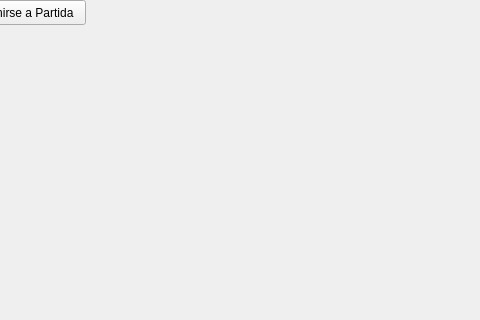
Old version of the form Client/src/Initiator/mainwindow.ui in the repository nazar9318/taller-tpFinal-1c2021; both pictures show x 145 to 625 and y 0 to 320 of the 800 by 600 pixel window.
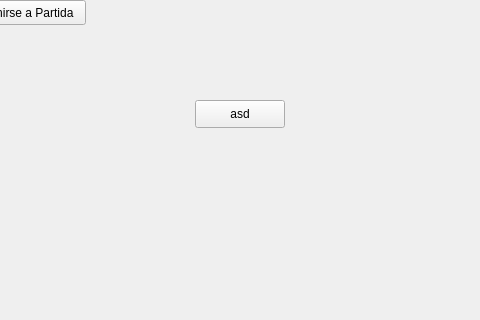
New version of the form.

```diff
--- a/Client/src/Initiator/mainwindow.ui
+++ b/Client/src/Initiator/mainwindow.ui
@@ -40,6 +40,19 @@
      <string>Unirse a Partida</string>
     </property>
    </widget>
+   <widget class="QPushButton" name="pushButton">
+    <property name="geometry">
+     <rect>
+      <x>340</x>
+      <y>100</y>
+      <width>90</width>
+      <height>28</height>
+     </rect>
+    </property>
+    <property name="text">
+     <string>asd</string>
+    </property>
+   </widget>
   </widget>
   <widget class="QMenuBar" name="menubar">
    <property name="geometry">
```
